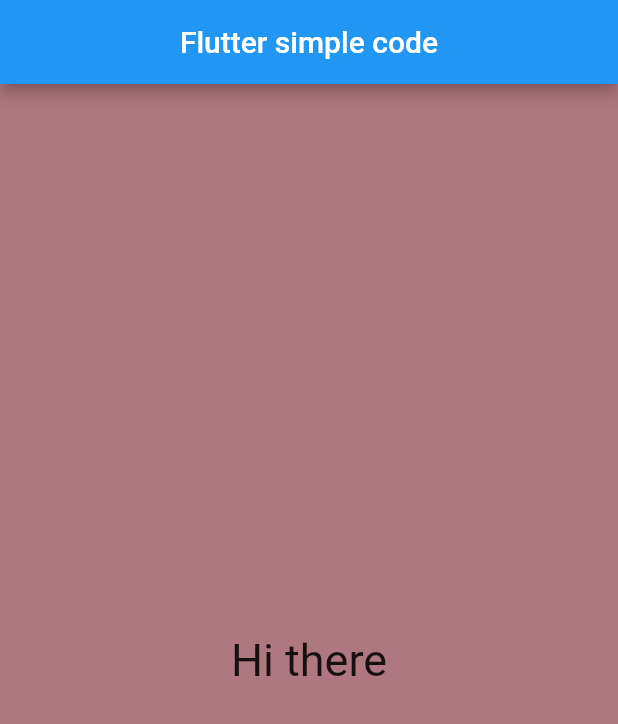
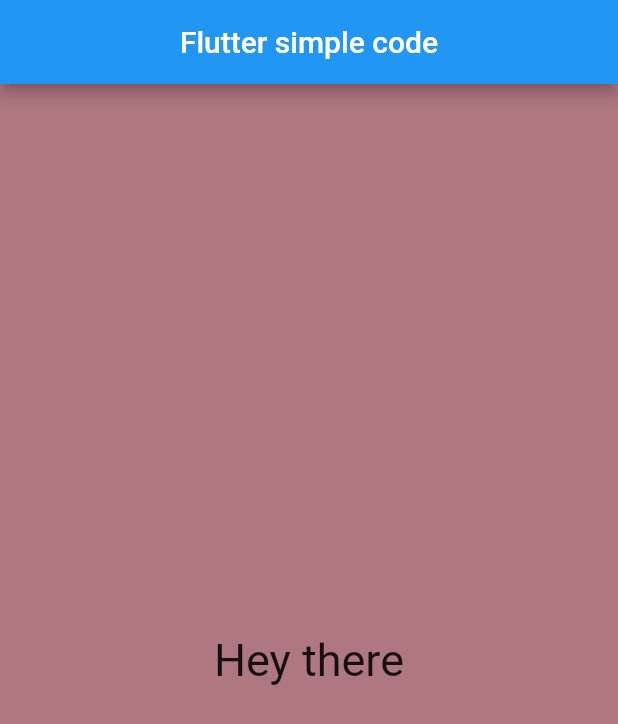
Before and after one commit to antonmolchan/simple_test_project, a Flutter app: the screen it shows after launch, on a phone screen of 412 x 824 dp. Shown: the top 724 px of the screen. Run offline on Flutter 3.47's test engine with Material 2 defaults, Android fonts, the phone set to English and light mode, and no system bars.

Commit message:
change teext

```diff
--- a/lib/main_app.dart
+++ b/lib/main_app.dart
@@ -19,7 +19,7 @@ class _MainAppState extends State<MainApp> {
             curve: Curves.fastOutSlowIn,
             child: const Center(
                 child: Text(
-              'Hi there',
+              'Hey there',
               style: TextStyle(fontSize: 30),
             )),
           ),
```
